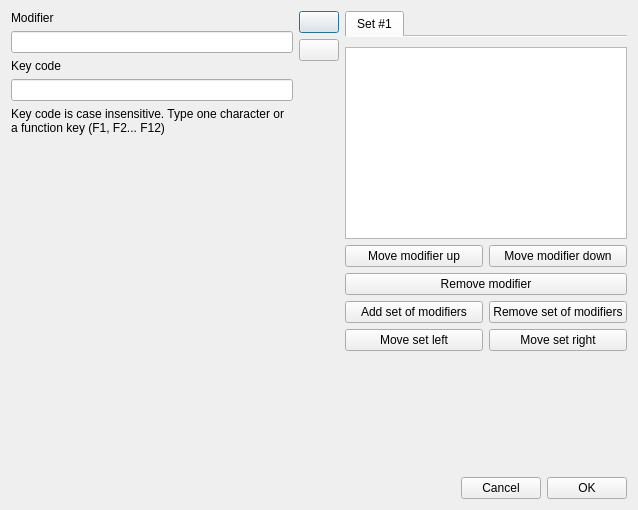
Above: add_modifier.ui from olivierfriard/BORIS before the change. Below: the same form after it.
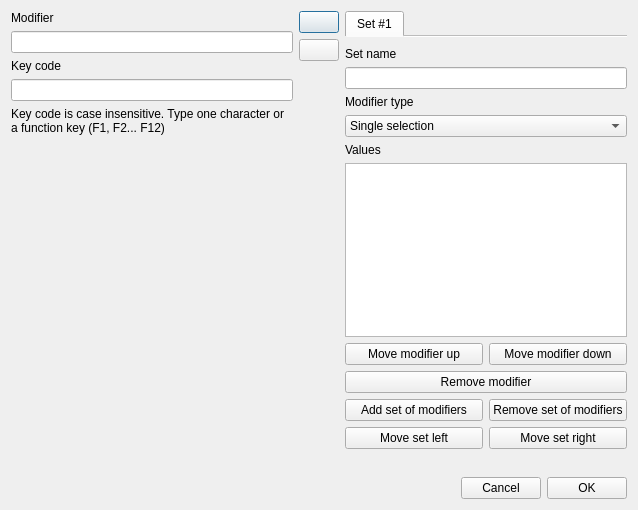
That is the form after the change.

```diff
--- a/add_modifier.ui
+++ b/add_modifier.ui
@@ -128,6 +128,44 @@
            </widget>
           </widget>
          </item>
+         <item>
+          <widget class="QLabel" name="label_3">
+           <property name="text">
+            <string>Set name</string>
+           </property>
+          </widget>
+         </item>
+         <item>
+          <widget class="QLineEdit" name="leSetName"/>
+         </item>
+         <item>
+          <widget class="QLabel" name="label_4">
+           <property name="text">
+            <string>Modifier type</string>
+           </property>
+          </widget>
+         </item>
+         <item>
+          <widget class="QComboBox" name="cbType">
+           <item>
+            <property name="text">
+             <string>Single selection</string>
+            </property>
+           </item>
+           <item>
+            <property name="text">
+             <string>Multiple selection</string>
+            </property>
+           </item>
+          </widget>
+         </item>
+         <item>
+          <widget class="QLabel" name="label_2">
+           <property name="text">
+            <string>Values</string>
+           </property>
+          </widget>
+         </item>
          <item>
           <widget class="QListWidget" name="lwModifiers"/>
          </item>
```
